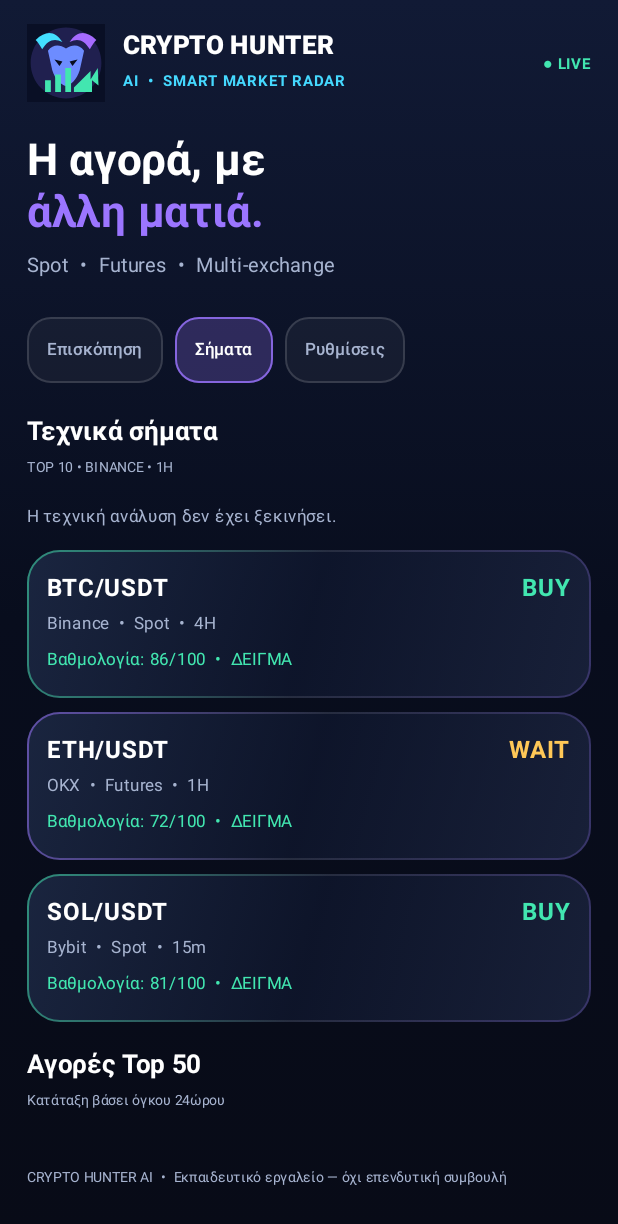
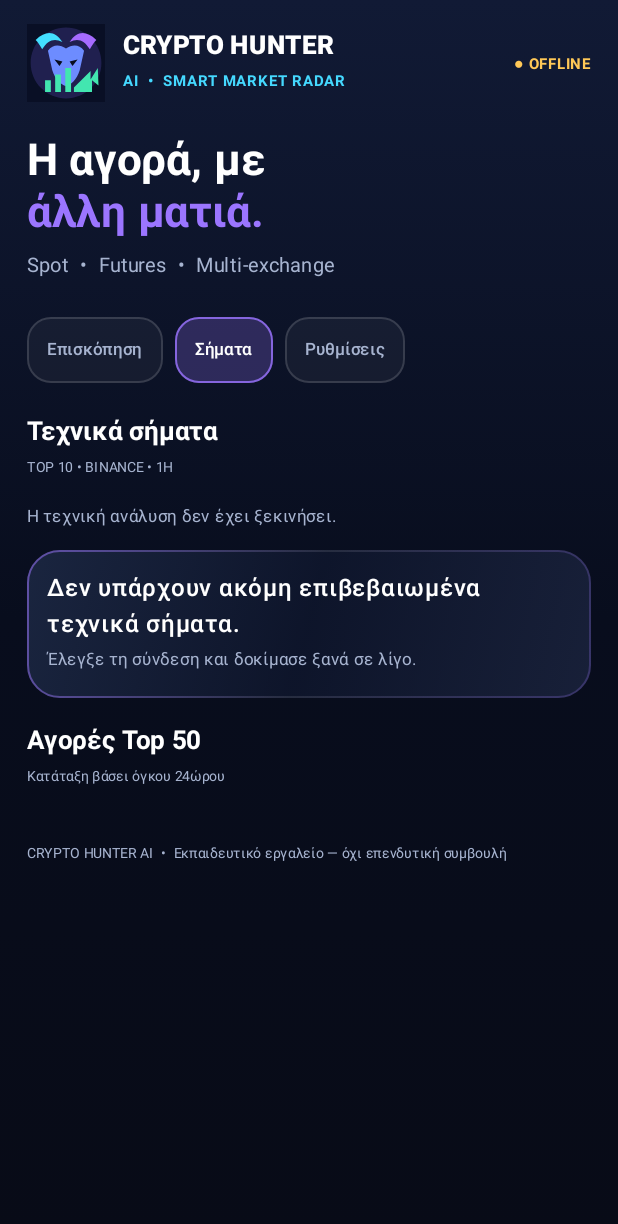
Before and after one commit to SACON1/CryptoHunterAI, an Android app built with Jetpack Compose: the screen it shows after launch (MainActivity), after a tap on "Σήματα", on a phone screen of 412 x 824 dp. Shown: the top 1224 px of the screen. Run offline under Robolectric (Android 15) with nearby library versions, the phone set to English and light mode, and no system bars.

Commit message:
Show live status accurately and remove demo trading signals

```diff
--- a/app/src/main/java/gr/cryptohunter/ai/MainActivity.kt
+++ b/app/src/main/java/gr/cryptohunter/ai/MainActivity.kt
@@ -82,12 +82,6 @@ fun CryptoHunterApp() {
         }
     }
 
-    val demoSignals = listOf(
-        Signal("BTC/USDT", "Binance", "Spot", "BUY", 86, "4H", "ΔΕΙΓΜΑ"),
-        Signal("ETH/USDT", "OKX", "Futures", "WAIT", 72, "1H", "ΔΕΙΓΜΑ"),
-        Signal("SOL/USDT", "Bybit", "Spot", "BUY", 81, "15m", "ΔΕΙΓΜΑ")
-    )
-
     MaterialTheme(
         colorScheme = darkColorScheme(background = Bg, surface = Panel, primary = Green, onBackground = Color.White, onSurface = Color.White)
     ) {
@@ -109,7 +103,12 @@ fun CryptoHunterApp() {
                     Text("CRYPTO HUNTER", color = Color.White, fontSize = 17.sp, fontWeight = FontWeight.ExtraBold)
                     Text("AI  •  SMART MARKET RADAR", color = Cyan, fontSize = 10.sp, fontWeight = FontWeight.Bold)
                 }
-                Text("● LIVE", color = Green, fontSize = 10.sp, fontWeight = FontWeight.Bold)
+                Text(
+                    if (connection.startsWith("Επιτυχής")) "● LIVE" else "● OFFLINE",
+                    color = if (connection.startsWith("Επιτυχής")) Green else Color(0xFFFFC857),
+                    fontSize = 10.sp,
+                    fontWeight = FontWeight.Bold
+                )
             }
             Spacer(Modifier.height(22.dp))
             Text("Η αγορά, με", color = Color.White, fontSize = 29.sp, fontWeight = FontWeight.Bold)
@@ -156,13 +155,27 @@ fun CryptoHunterApp() {
                     Text("EMA 20/50  •  RSI 14  •  MACD  •  Volume  •  ATR", color = Muted, fontSize = 12.sp)
                     Spacer(Modifier.height(18.dp))
                     SectionTitle("Σήματα αγοράς", scanStatus)
-                    if (technicalSignals.isNotEmpty()) TechnicalSignalList(technicalSignals.take(8)) else SignalList(demoSignals)
+                    if (technicalSignals.isNotEmpty()) {
+                        TechnicalSignalList(technicalSignals.take(8))
+                    } else {
+                        GlassCard(accent = Violet, compact = true) {
+                            Text("Δεν υπάρχουν ακόμη επιβεβαιωμένα τεχνικά σήματα.", color = Color.White, fontWeight = FontWeight.SemiBold)
+                            Text("Τα σήματα θα εμφανιστούν μόλις ολοκληρωθεί επιτυχώς η ανάλυση δεδομένων.", color = Muted, fontSize = 11.sp)
+                        }
+                    }
                 }
                 "Σήματα" -> {
                     SectionTitle("Τεχνικά σήματα", "TOP 10 • BINANCE • 1H")
                     Text(scanStatus, color = Muted, fontSize = 11.sp)
                     Spacer(Modifier.height(10.dp))
-                    if (technicalSignals.isNotEmpty()) TechnicalSignalList(technicalSignals) else SignalList(demoSignals)
+                    if (technicalSignals.isNotEmpty()) {
+                        TechnicalSignalList(technicalSignals)
+                    } else {
+                        GlassCard(accent = Violet, compact = true) {
+                            Text("Δεν υπάρχουν ακόμη επιβεβαιωμένα τεχνικά σήματα.", color = Color.White, fontWeight = FontWeight.SemiBold)
+                            Text("Έλεγξε τη σύνδεση και δοκίμασε ξανά σε λίγο.", color = Muted, fontSize = 11.sp)
+                        }
+                    }
                     Spacer(Modifier.height(16.dp))
                     SectionTitle("Αγορές Top 50", "Κατάταξη βάσει όγκου 24ώρου")
                     if (marketsError.isNotBlank()) Text(marketsError, color = Color(0xFFFFC857), fontSize = 12.sp)
```
